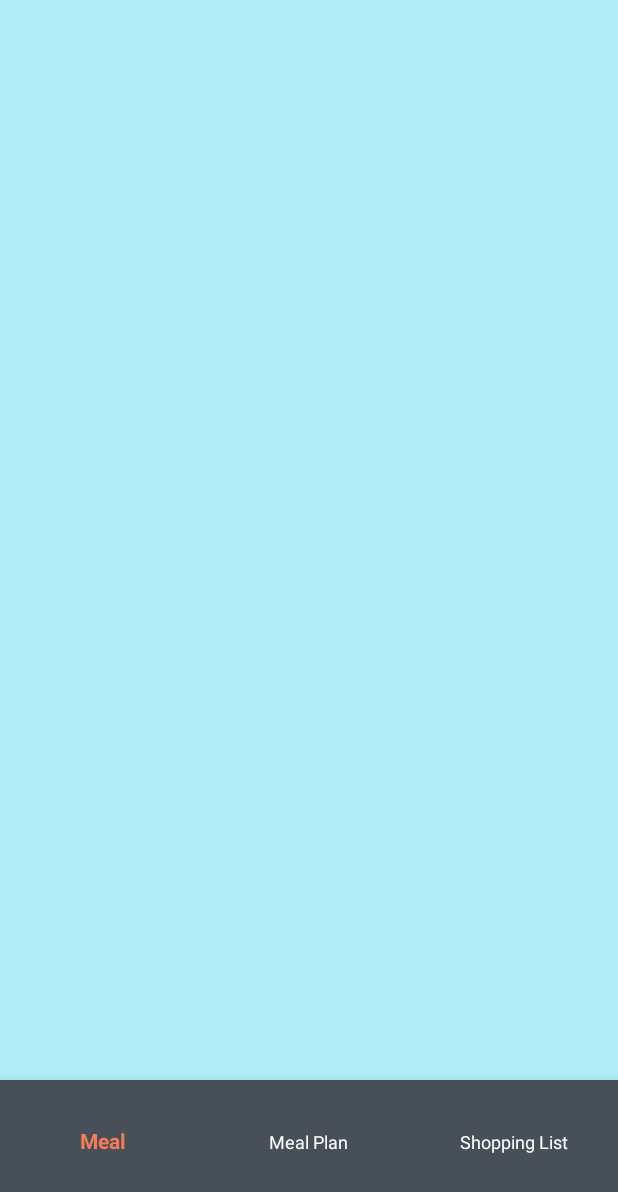
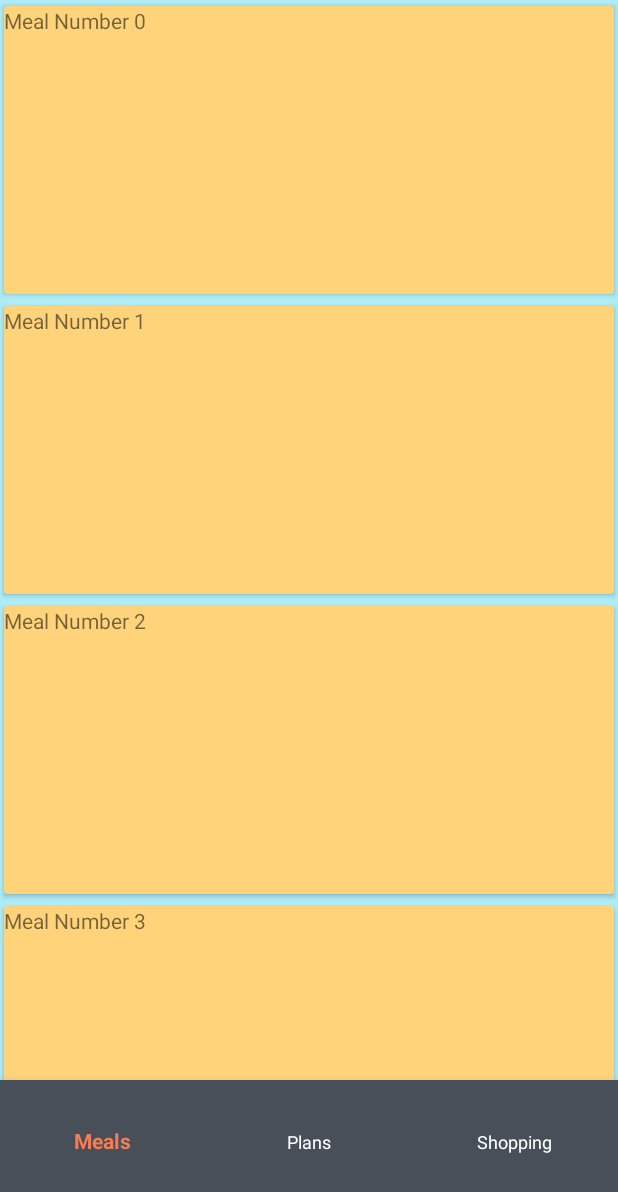
Before and after one commit to enorkus/delishioAndroidNano, an Android app: the screen it shows after launch (MainActivity), on a phone screen of 412 x 824 dp. Shown: the top 1192 px of the screen. Run offline under Robolectric (Android 15) with nearby library versions, the phone set to English and light mode, and no system bars; our stand-ins replace ButterKnife.

Commit message:
Created main fragments, started implementing  meals list recycler view, other minor changes

```diff
--- a/app/build.gradle
+++ b/app/build.gradle
@@ -26,6 +26,8 @@ dependencies {
     implementation 'com.google.code.gson:gson:2.8.2'
     implementation 'com.squareup.picasso:picasso:2.5.2'
     implementation 'com.jakewharton:butterknife:8.8.1'
+    implementation 'com.android.support:support-v4:26.1.0'
+    implementation 'com.android.support:cardview-v7:26.1.0'
     annotationProcessor 'com.jakewharton:butterknife-compiler:8.8.1'
     testImplementation 'junit:junit:4.12'
     androidTestImplementation 'com.android.support.test:runner:1.0.2'
--- a/app/src/main/java/com/enorkus/delishio/MainActivity.java
+++ b/app/src/main/java/com/enorkus/delishio/MainActivity.java
@@ -1,13 +1,39 @@
 package com.enorkus.delishio;
 
+import android.support.design.widget.BottomNavigationView;
+import android.support.v4.app.FragmentManager;
 import android.support.v7.app.AppCompatActivity;
 import android.os.Bundle;
+import android.support.v7.widget.LinearLayoutManager;
+import android.support.v7.widget.RecyclerView;
+
+import com.enorkus.delishio.adapter.MealsListAdapter;
+import com.enorkus.delishio.entity.Meal;
+import com.enorkus.delishio.fragment.MealsListFragment;
+import com.enorkus.delishio.listener.BottomNavigationItemSelectListener;
+
+import java.util.ArrayList;
+import java.util.List;
+
+import butterknife.BindView;
+import butterknife.ButterKnife;
 
 public class MainActivity extends AppCompatActivity {
+
+    @BindView(R.id.bottomNavigation)
+    protected BottomNavigationView bottomNavigation;
 
     @Override
     protected void onCreate(Bundle savedInstanceState) {
         super.onCreate(savedInstanceState);
         setContentView(R.layout.activity_main);
+        ButterKnife.bind(this);
+        createLaytout();
+    }
+
+    private void createLaytout() {
+        FragmentManager fragmentManager = getSupportFragmentManager();
+        fragmentManager.beginTransaction().replace(R.id.fragmentContainer, new MealsListFragment()).commit();
+        bottomNavigation.setOnNavigationItemSelectedListener(new BottomNavigationItemSelectListener(fragmentManager));
     }
 }
--- /dev/null
+++ b/app/src/main/java/com/enorkus/delishio/adapter/MealsListAdapter.java
@@ -0,0 +1,51 @@
+package com.enorkus.delishio.adapter;
+
+import android.support.v7.widget.RecyclerView;
+import android.view.LayoutInflater;
+import android.view.View;
+import android.view.ViewGroup;
+import android.widget.TextView;
+
+import com.enorkus.delishio.R;
+import com.enorkus.delishio.entity.Meal;
+
+import java.util.List;
+
+public class MealsListAdapter extends RecyclerView.Adapter<MealsListAdapter.ViewHolder> {
+
+    private List<Meal> meals;
+
+    public MealsListAdapter(List<Meal> meals) {
+        this.meals = meals;
+    }
+
+    @Override
+    public ViewHolder onCreateViewHolder(ViewGroup parent, int viewType) {
+        LayoutInflater inflater = LayoutInflater.from(parent.getContext());
+
+        View view = inflater.inflate(R.layout.meals_list_item, parent, false);
+        ViewHolder viewHolder = new ViewHolder(view);
+        return viewHolder;
+    }
+
+    @Override
+    public void onBindViewHolder(ViewHolder holder, int position) {
+        final Meal meal = meals.get(position);
+        holder.mealName.setText(meal.getName());
+    }
+
+    @Override
+    public int getItemCount() {
+        return meals.size();
+    }
+
+    public class ViewHolder extends RecyclerView.ViewHolder {
+
+        public TextView mealName;
+
+        public ViewHolder(View itemView) {
+            super(itemView);
+            mealName = itemView.findViewById(R.id.listItemMeal);
+        }
+    }
+}
--- /dev/null
+++ b/app/src/main/java/com/enorkus/delishio/entity/Meal.java
@@ -0,0 +1,53 @@
+package com.enorkus.delishio.entity;
+
+import android.os.Parcel;
+import android.os.Parcelable;
+
+import java.util.List;
+
+public class Meal implements Parcelable {
+
+    private String name;
+    private List<String> ingredients;
+
+    public Meal(String name, List<String> ingredients) {
+        this.name = name;
+        this.ingredients = ingredients;
+    }
+
+    protected Meal(Parcel in) {
+        name = in.readString();
+        ingredients = in.createStringArrayList();
+    }
+
+    public static final Creator<Meal> CREATOR = new Creator<Meal>() {
+        @Override
+        public Meal createFromParcel(Parcel in) {
+            return new Meal(in);
+        }
+
+        @Override
+        public Meal[] newArray(int size) {
+            return new Meal[size];
+        }
+    };
+
+    @Override
+    public int describeContents() {
+        return 0;
+    }
+
+    @Override
+    public void writeToParcel(Parcel parcel, int i) {
+        parcel.writeString(name);
+        parcel.writeStringList(ingredients);
+    }
+
+    public String getName() {
+        return name;
+    }
+
+    public List<String> getIngredients() {
+        return ingredients;
+    }
+}
--- /dev/null
+++ b/app/src/main/java/com/enorkus/delishio/fragment/MealsListFragment.java
@@ -0,0 +1,48 @@
+package com.enorkus.delishio.fragment;
+
+
+import android.os.Bundle;
+import android.support.v4.app.Fragment;
+import android.support.v7.widget.LinearLayoutManager;
+import android.support.v7.widget.RecyclerView;
+import android.view.LayoutInflater;
+import android.view.View;
+import android.view.ViewGroup;
+
+import com.enorkus.delishio.R;
+import com.enorkus.delishio.adapter.MealsListAdapter;
+import com.enorkus.delishio.entity.Meal;
+
+import java.util.ArrayList;
+import java.util.List;
+
+import butterknife.BindView;
+import butterknife.ButterKnife;
+
+public class MealsListFragment extends Fragment {
+
+    @BindView(R.id.mealsListRecyclerView)
+    protected RecyclerView mealsListRecyclerView;
+
+    public MealsListFragment() {
+    }
+
+    @Override
+    public View onCreateView(LayoutInflater inflater, ViewGroup container,
+                             Bundle savedInstanceState) {
+        View rootView = inflater.inflate(R.layout.fragment_meals_list, container, false);
+        ButterKnife.bind(this, rootView);
+
+        mealsListRecyclerView.setLayoutManager(new LinearLayoutManager(getActivity()));
+        List<Meal> meals = new ArrayList<>();
+        for(int i = 0; i < 50; i++) {
+            Meal meal = new Meal("Meal Number " + i, null);
+            meals.add(meal);
+        }
+        RecyclerView.Adapter adapter = new MealsListAdapter(meals);
+        mealsListRecyclerView.setAdapter(adapter);
+
+        return rootView;
+    }
+
+}
--- a/app/src/main/res/layout/activity_main.xml
+++ b/app/src/main/res/layout/activity_main.xml
@@ -8,7 +8,13 @@
     android:background="@color/primaryLight"
     tools:context=".MainActivity">
 
+    <FrameLayout
+        android:id="@+id/fragmentContainer"
+        android:layout_width="match_parent"
+        android:layout_height="match_parent"/>
+
     <android.support.design.widget.BottomNavigationView
+        android:id="@+id/bottomNavigation"
         android:layout_width="match_parent"
         android:layout_height="wrap_content"
         android:layout_gravity="bottom"
--- /dev/null
+++ b/app/src/main/res/layout/fragment_meals_list.xml
@@ -0,0 +1,14 @@
+<?xml version="1.0" encoding="utf-8"?>
+<android.support.design.widget.CoordinatorLayout
+    xmlns:android="http://schemas.android.com/apk/res/android"
+    xmlns:tools="http://schemas.android.com/tools"
+    android:layout_width="match_parent"
+    android:layout_height="match_parent"
+    tools:context=".fragment.MealsListFragment">
+
+    <android.support.v7.widget.RecyclerView
+        android:id="@+id/mealsListRecyclerView"
+        android:layout_width="match_parent"
+        android:layout_height="match_parent"/>
+
+</android.support.design.widget.CoordinatorLayout>
--- /dev/null
+++ b/app/src/main/res/layout/meals_list_item.xml
@@ -0,0 +1,20 @@
+<?xml version="1.0" encoding="utf-8"?>
+<android.support.v7.widget.CardView xmlns:android="http://schemas.android.com/apk/res/android"
+    xmlns:card_view="http://schemas.android.com/apk/res-auto"
+    android:id="@+id/mealsListCard"
+    android:layout_width="match_parent"
+    android:layout_height="200dp"
+    android:layout_gravity="center"
+    android:clickable="true"
+    android:focusable="true"
+    android:foreground="?android:attr/selectableItemBackground"
+    card_view:cardBackgroundColor="@color/accentSecond"
+    card_view:cardUseCompatPadding="true">
+
+    <TextView
+        android:id="@+id/listItemMeal"
+        android:layout_width="wrap_content"
+        android:layout_height="wrap_content"
+        android:text="@string/hello_meals_fragment" />
+
+</android.support.v7.widget.CardView>
--- a/app/src/main/res/menu/main_menu.xml
+++ b/app/src/main/res/menu/main_menu.xml
@@ -1,12 +1,12 @@
 <?xml version="1.0" encoding="utf-8"?>
 <menu xmlns:android="http://schemas.android.com/apk/res/android">
     <item
-        android:id="@+id/meal"
+        android:id="@+id/menuMeal"
         android:title="@string/meal" />
     <item
-        android:id="@+id/mealPlan"
+        android:id="@+id/menuMealPlan"
         android:title="@string/meal_plan" />
     <item
-        android:id="@+id/shoppingList"
+        android:id="@+id/menuShoppingList"
         android:title="@string/shopping_list" />
 </menu>
--- a/app/src/main/res/values/strings.xml
+++ b/app/src/main/res/values/strings.xml
@@ -1,6 +1,11 @@
 <resources>
     <string name="app_name">Delishio</string>
-    <string name="meal">Meal</string>
-    <string name="meal_plan">Meal Plan</string>
-    <string name="shopping_list">Shopping List</string>
+    <string name="meal">Meals</string>
+    <string name="meal_plan">Plans</string>
+    <string name="shopping_list">Shopping</string>
+
+    <!-- TODO: Remove or change this placeholder text -->
+    <string name="hello_meals_fragment">Hello Meals List fragment</string>
+    <string name="hello_plans_fragment">Hello Plans fragment</string>
+    <string name="hello_shopping_fragment">Hello Shopping fragment</string>
 </resources>
--- a/app/src/main/res/values/styles.xml
+++ b/app/src/main/res/values/styles.xml
@@ -8,10 +8,4 @@
         <item name="android:windowTranslucentStatus" tools:targetApi="kitkat">true</item>
     </style>
 
-    <style name="BottomNavBar">
-        <item name="android:background">@color/primary</item>
-        <item name="itemBackground">@color/primary</item>
-        <item name="android:paddingBottom">48dp</item>
-    </style>
-
 </resources>
```
Also changed, not shown: app/src/main/java/com/enorkus/delishio/fragment/MealPlansFragment.java (added, +23 -0 lines), app/src/main/java/com/enorkus/delishio/fragment/ShoppingListsFragment.java (added, +24 -0 lines), app/src/main/java/com/enorkus/delishio/listener/BottomNavigationItemSelectListener.java (added, +38 -0 lines), app/src/main/res/layout/fragment_meal_plans.xml (added, +15 -0 lines), app/src/main/res/layout/fragment_shopping_lists.xml (added, +15 -0 lines).
